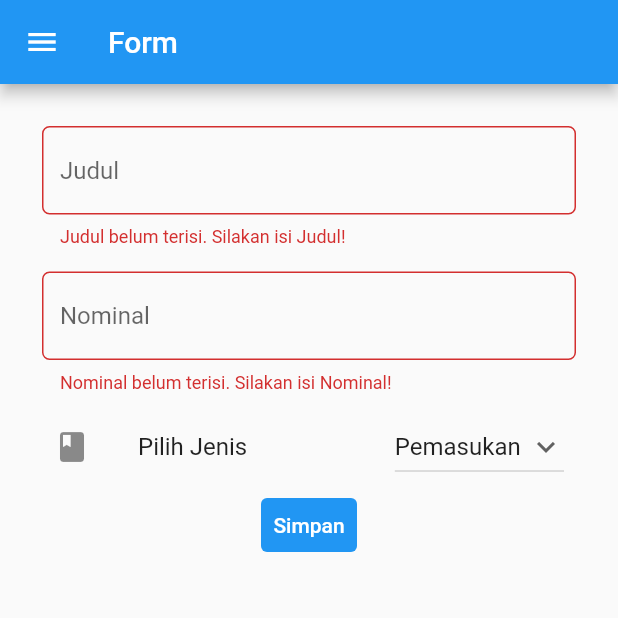
After one commit to auliasatrio22/pbp-flutter-lab, a Flutter app: the MyFormPage screen opened directly, after a tap on "Simpan", on a phone screen of 412 x 824 dp, the top half of it. The commit adds this screen. Run offline on Flutter 3.47's test engine with Material 2 defaults, Android fonts, the phone set to English and light mode, and no system bars.

Commit message:
Tugas 8 Satrio

```diff
--- /dev/null
+++ b/counter_7/lib/tambah.dart
@@ -0,0 +1,218 @@
+import 'package:counter_7/main.dart';
+import 'package:flutter/material.dart';
+import 'package:counter_7/data.dart';
+import 'package:flutter/services.dart';
+
+class Budget {
+  String judul;
+  int nominal;
+  String tipeBudget;
+
+  Budget(this.judul, this.nominal, this.tipeBudget);
+}
+
+class Naro{
+  static List<Budget> contain = <Budget>[];
+}
+
+class MyFormPage extends StatefulWidget {
+  const MyFormPage({super.key});
+
+  @override
+  State<MyFormPage> createState() => _MyFormPageState();
+}
+
+class _MyFormPageState extends State<MyFormPage> {
+  final _formKey = GlobalKey<FormState>();
+  String _judul = "";
+  int _nominal = 0;
+  String jenis = 'Pemasukan';
+  List<String> listJenis = ['Pemasukan', 'Pengeluaran'];
+
+  @override
+  Widget build(BuildContext context) {
+    return Scaffold(
+      appBar: AppBar(
+        title: Text("Form"),
+      ),
+      // Menambahkan drawer menu
+      drawer: Drawer(
+        child: Column(
+          children: [
+            // Menambahkan clickable menu
+           ListTile(
+            title: const Text('counter_7'),
+            onTap: () {
+              // Route menu ke halaman utama
+              Navigator.pushReplacement(
+                context,
+                MaterialPageRoute(builder: (context) => const MyHomePage(title:"counter_7")),
+              );
+            },
+          ),
+          ListTile(
+            title: const Text('Tambah Budget'),
+            onTap: () {
+              // Route menu ke halaman form
+              Navigator.pushReplacement(
+                context,
+                MaterialPageRoute(builder: (context) => const MyFormPage()),
+              );
+            },
+          ),
+           ListTile(
+            title: const Text('Data Budget'),
+            onTap: () {
+              // Route menu ke halaman form
+              Navigator.pushReplacement(
+                context,
+                MaterialPageRoute(builder: (context) => const MyDataPage()),
+              );
+            },
+          ),
+          ],
+        ),
+      ),
+      body: Form(
+        key: _formKey,
+        child: SingleChildScrollView(
+          child: Container(
+            padding: const EdgeInsets.all(20.0),
+            child: Column(children: [
+              Padding(
+                // Menggunakan padding sebesar 8 pixels
+                padding: const EdgeInsets.all(8.0),
+                child: TextFormField(
+                  decoration: InputDecoration(
+                    hintText: "Judul",
+                    // Menambahkan circular border
+                    border: OutlineInputBorder(
+                      borderRadius: BorderRadius.circular(5.0),
+                    ),
+                  ),
+                  // Menambahkan behavior saat nama diketik
+                  onChanged: (String? value) {
+                    setState(() {
+                      _judul = value!;
+                    });
+                  },
+                  // Menambahkan behavior saat data disimpan
+                  onSaved: (String? value) {
+                    setState(() {
+                      _judul = value!;
+                    });
+                  },
+                  // Validator sebagai validasi form
+                  validator: (String? value) {
+                    if (value == null || value.isEmpty) {
+                      return 'Judul belum terisi. Silakan isi Judul!';
+                    }
+                    return null;
+                  },
+                ),
+              ),
+              Padding(
+                // Menggunakan padding sebesar 8 pixels
+                padding: const EdgeInsets.all(8.0),
+                child: TextFormField(
+                  decoration: InputDecoration(
+                    hintText: "Nominal",
+                    // Menambahkan circular border
+                    border: OutlineInputBorder(
+                      borderRadius: BorderRadius.circular(5.0),
+                    ),
+                  ),
+                  keyboardType: TextInputType.number,
+                  inputFormatters: <TextInputFormatter>[FilteringTextInputFormatter.digitsOnly],
+                  onChanged: (String? value) {
+                    setState(() {
+                      _nominal = int.parse(value!);
+                    });
+                  },
+                  // Menambahkan behavior saat data disimpan
+                  onSaved: (String? value) {
+                    setState(() {
+                      _nominal = int.parse(value!);
+                    });
+                  },
+                  // Validator sebagai validasi form
+                  validator: (String? value) {
+                    if (value == null || value.isEmpty) {
+                      return 'Nominal belum terisi. Silakan isi Nominal!';
+                    }
+                    return null;
+                  },
+)
+              ),
+              ListTile(
+                leading: const Icon(Icons.class_),
+                title: const Text(
+                  'Pilih Jenis',
+                ),
+                trailing: DropdownButton(
+                  value: jenis,
+                  icon: const Icon(Icons.keyboard_arrow_down),
+                  items: listJenis.map((String items) {
+                    return DropdownMenuItem(
+                      value: items,
+                      child: Text(items),
+                    );
+                  }).toList(),
+                  onChanged: (String? newValue) {
+                    setState(() {
+                      jenis = newValue!;
+                    });
+                  },
+                ),
+              ),
+              TextButton(
+                child: const Text(
+                  "Simpan",
+                  style: TextStyle(color: Colors.white),
+                ),
+                style: ButtonStyle(
+                  backgroundColor: MaterialStateProperty.all(Colors.blue),
+                ),
+                onPressed: () {
+                  if (_formKey.currentState!.validate()) {
+                    showDialog(
+                      context: context,
+                      builder: (context) {
+                        return Dialog(
+                          shape: RoundedRectangleBorder(
+                            borderRadius: BorderRadius.circular(10),
+                          ),
+                          elevation: 15,
+                          child: Container(
+                            child: ListView(
+                              padding:
+                                  const EdgeInsets.only(top: 20, bottom: 20),
+                              shrinkWrap: true,
+                              children: <Widget>[
+                                Center(
+                                    child: const Text(
+                                        'Data Berhasil Ditambahkan')),
+                                SizedBox(height: 20),
+                                TextButton(
+                                  onPressed: () {
+                                    Navigator.pop(context);
+                                  },
+                                  child: Text('Kembali'),
+                                ),
+                              ],
+                            ),
+                          ),
+                        );
+                      },
+                    );
+                    Naro.contain.add(Budget(_judul, _nominal, jenis));
+                  }
+                },
+              ),
+            ]),
+          ),
+        ),
+      ),
+    );
+  }
+}
```
Also changed, not shown: counter_7/lib/data.dart (added, +71 -0 lines), counter_7/lib/main.dart (+41 -1 lines).
